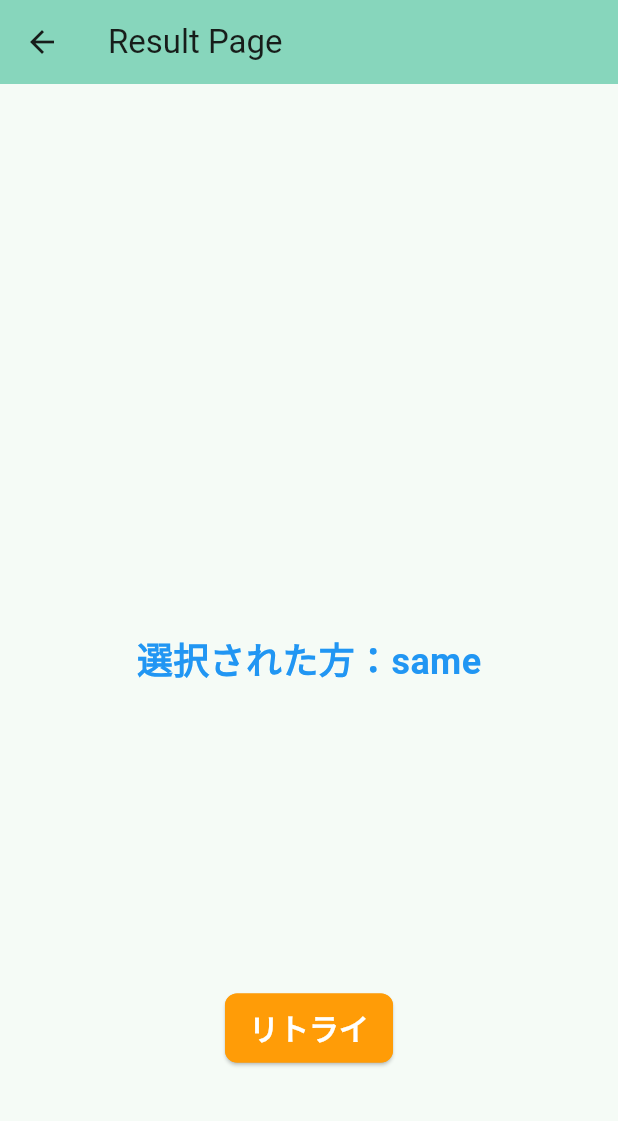
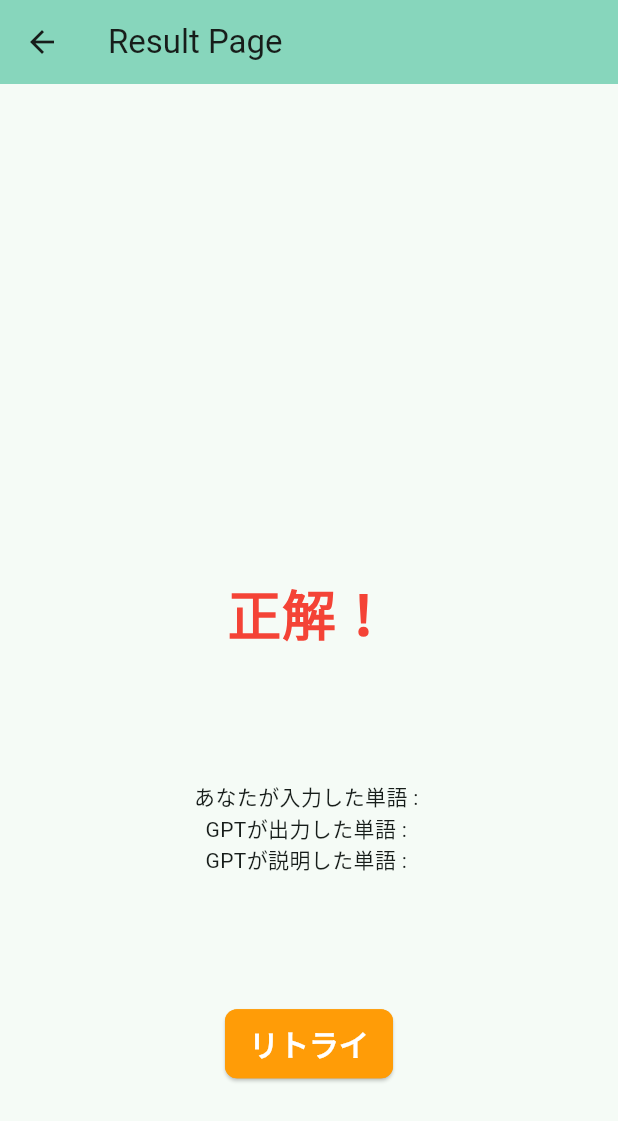
Before and after one commit to Elise3993/GPT_quiz_game, a Flutter app: the GamePage screen opened directly with empty values, after a tap on "である", on a phone screen of 412 x 824 dp. Shown: the top 1121 px of the screen. Run offline on Flutter 3.47's test engine with Material 2 defaults, Android fonts, the light colour scheme and no system bars; statements that could not run were skipped.

Commit message:
変更/リザルト画面がゲームの勝敗を表示するように変更
どんな感じかの画像はチャットに上げた通り
UIとかは適当なのでだれかお願いします
味塩のchrome環境で正しく動作することを確認

```diff
--- a/lib/gamepage.dart
+++ b/lib/gamepage.dart
@@ -40,9 +40,18 @@ class _GamePageState extends State<GamePage> {
   // 伏字処理後のgptのテキスト
   String hidedGptText = "";
 
+  // 次に送りたい変数
+  late String _inputText; // プレイヤーの入力ワード
+  late String _outputText; // GPTの出力ワード
+  late String _ansText;
+
   @override
   void initState(){
     super.initState();
+
+    _inputText = widget.inputText;
+    _outputText = widget.outputText;
+    _ansText = widget.ansText;
 
     print(widget.ansText);
     hidedGptText = hideKeyWord(widget.inputText,widget.gptText);
@@ -83,8 +92,11 @@ class _GamePageState extends State<GamePage> {
                       Navigator.push(
                         context,
                         MaterialPageRoute(
-                          builder: (context) => const ResultPage(
-                            ans: 'same',
+                          builder: (context) => ResultPage(
+                            isCorrect: checkPlayersAnswer(_inputText, _ansText),
+                            inputText: _inputText,
+                            outputText: _outputText,
+                            ansText: _ansText,
                           ),
                         ),
                       );
@@ -112,8 +124,11 @@ class _GamePageState extends State<GamePage> {
                       Navigator.push(
                         context,
                         MaterialPageRoute(
-                          builder: (context) => const ResultPage(
-                            ans: 'different',
+                          builder: (context) => ResultPage(
+                            isCorrect: checkPlayersAnswer(_outputText, _ansText),
+                            inputText: _inputText,
+                            outputText: _outputText,
+                            ansText: _ansText,
                           ),
                         ),
                       );
@@ -145,8 +160,16 @@ class _GamePageState extends State<GamePage> {
     );
   }
 
+  // GPTの説明テキスト中のキーワードをすべて***で隠す
   String hideKeyWord(String KeyWord,String gptText){
     return gptText.replaceAll(KeyWord, "***");
+  }
+
+  // 正誤チェックを行う
+  // chosenTextはプレイヤーが選んだ選択の単語
+  // ansTextはランダムに選ばれた正解の単語
+  bool checkPlayersAnswer(String chosenText,String ansText){
+      return chosenText == ansText;
   }
 
   /*Future<String> callApiGameText(String apiText_1, String apiText_2) async {
--- a/lib/resultpage.dart
+++ b/lib/resultpage.dart
@@ -3,9 +3,16 @@ import 'package:flutter/material.dart';
 //多分変数とか受け取って入れておくとこ全部finalをつけるらしい
 //継承したクラスでwiget.(変数名)で取り出せる
 class ResultPage extends StatefulWidget {
-  const ResultPage({super.key, required this.ans});
+  const ResultPage({super.key,
+  required this.isCorrect,
+  required this.inputText,
+  required this.outputText,
+  required this.ansText});
 
-  final String ans; //どっちを選択したかの情報、仮でsame/differentがStringで返ってくる
+  final bool isCorrect;
+  final String inputText; // プレイヤーが入力した単語
+  final String outputText; // GPTが出力した単語
+  final String ansText; // 選択された単語
 
   @override
   State<StatefulWidget> createState() => _ResultPageState();
@@ -13,6 +20,7 @@ class ResultPage extends StatefulWidget {
 
 //上のやつを継承したクラス、画面を作るところ
 class _ResultPageState extends State<ResultPage> {
+
   @override
   Widget build(BuildContext context) {
     return Scaffold(
@@ -24,18 +32,25 @@ class _ResultPageState extends State<ResultPage> {
         padding: const EdgeInsets.all(16.0),
         child: Column(
           children: <Widget>[
-            const Expanded(flex: 1, child: SizedBox(height: 16)),
+            const Expanded(
+              flex: 1,
+              child: SizedBox(height: 16)
+            ),
             Expanded(
               flex: 1,
               child: Center(
-                child: Text(
-                  '選択された方：${widget.ans}', //ここで正解不正解を表示
-                  style: const TextStyle(
-                      fontSize: 24,
-                      fontWeight: FontWeight.bold,
-                      color: Colors.blue),
-                ),
+                child: ifResult(widget.isCorrect),
               ),
+            ),
+            // ここより以下マジで適当なのでUI考える人よろしくお願いします
+            Text(
+              'あなたが入力した単語 : ${widget.inputText}'
+            ),
+            Text(
+              'GPTが出力した単語 : ${widget.outputText}'
+            ),
+            Text(
+              'GPTが説明した単語 : ${widget.ansText}'
             ),
             Expanded(
               flex: 1,
@@ -67,4 +82,27 @@ class _ResultPageState extends State<ResultPage> {
       ),
     );
   }
+
+  Widget ifResult(bool isCorrect){
+    if(isCorrect){
+      return const Text(
+       '正解！', //ここで正解不正解を表示
+        style: TextStyle(
+          fontSize: 36,
+          fontWeight: FontWeight.bold,
+          color: Colors.red,
+        ),
+      );
+    }
+    else{
+      return const Text(
+       '不正解...', //ここで正解不正解を表示
+        style: TextStyle(
+          fontSize: 36,
+          fontWeight: FontWeight.bold,
+          color: Colors.blue,
+        ),
+      );
+    }
+  }
 }
```
